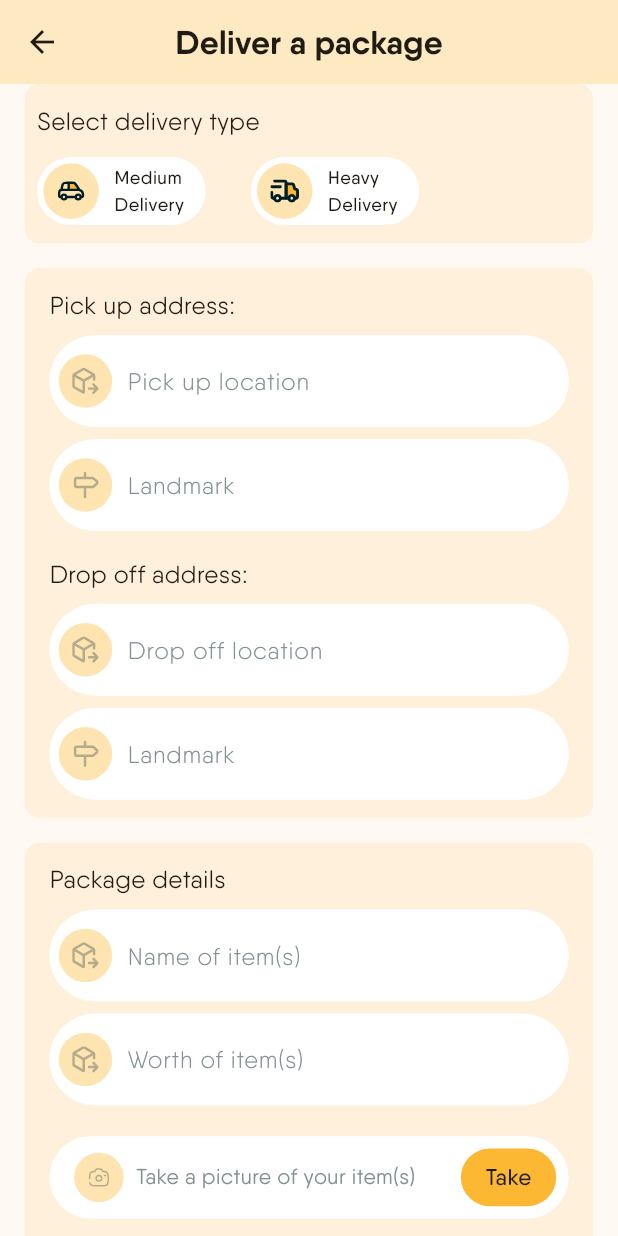
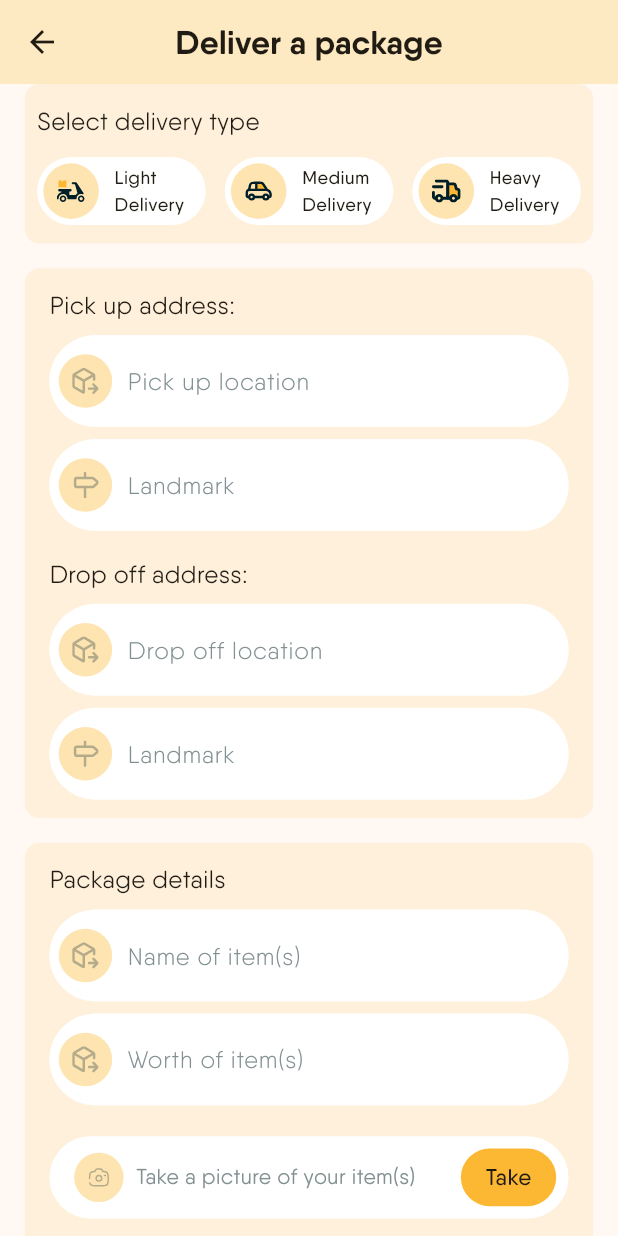
Before and after one commit to Dreezyagu/delivery_app, a Flutter app: the DeliverPackage screen opened directly, on a phone screen of 412 x 824 dp. Run offline on Flutter 3.47's test engine with Material 3 defaults, Android fonts, the phone set to English and light mode, and no system bars; our stand-ins replace cached_network_image, dio, flutter_rating_bar, flutter_riverpod, flutter_svg, geocoding and 6 more; accounts and stored records are empty.

Commit message:
removed fragile check

```diff
--- a/lib/features/request_courier/screens/deliver_package.dart
+++ b/lib/features/request_courier/screens/deliver_package.dart
@@ -105,18 +105,18 @@ class _DeliverPackageState extends ConsumerState<DeliverPackage> {
                       ),
                       SizedBox(height: context.height(.015)),
                       Row(
-                        mainAxisAlignment: MainAxisAlignment.start,
+                        mainAxisAlignment: MainAxisAlignment.spaceBetween,
                         children: [
-                          // DeliveryWhitepill(
-                          //   title: "Light\nDelivery",
-                          //   selected: deliveryType == DeliveryType.light,
-                          //   onTap: () {
-                          //     setState(() {
-                          //       deliveryType = DeliveryType.light;
-                          //     });
-                          //   },
-                          //   icon: ImageUtil.bike,
-                          // ),
+                          DeliveryWhitepill(
+                            title: "Light\nDelivery",
+                            selected: deliveryType == DeliveryType.light,
+                            onTap: () {
+                              setState(() {
+                                deliveryType = DeliveryType.light;
+                              });
+                            },
+                            icon: ImageUtil.bike,
+                          ),
                           DeliveryWhitepill(
                             title: "Medium\nDelivery",
                             selected: deliveryType == DeliveryType.medium,
@@ -127,7 +127,6 @@ class _DeliverPackageState extends ConsumerState<DeliverPackage> {
                             },
                             icon: ImageUtil.car,
                           ),
-                          const SizedBox(width: 30),
                           DeliveryWhitepill(
                             title: "Heavy\nDelivery",
                             selected: deliveryType == DeliveryType.heavy,
@@ -656,26 +655,6 @@ class _DeliverPackageState extends ConsumerState<DeliverPackage> {
                         hintText:
                             "Specific Instruction to the courier (Optional)",
                       ),
-                      SizedBox(height: context.width(.02)),
-                      Row(children: [
-                        Checkbox(
-                            value: checkedValue,
-                            checkColor: AppColors.white,
-                            activeColor: AppColors.primary,
-                            onChanged: (bool? value) {
-                              setState(() {
-                                checkedValue = value;
-                              });
-                            }),
-                        Text(
-                          "Fragile Item ",
-                          style: TextStyle(
-                            fontWeight: FontWeight.w700,
-                            color: AppColors.accent,
-                            fontSize: context.width(.035),
-                          ),
-                        ),
-                      ])
                     ],
                   ),
                 ),
```
